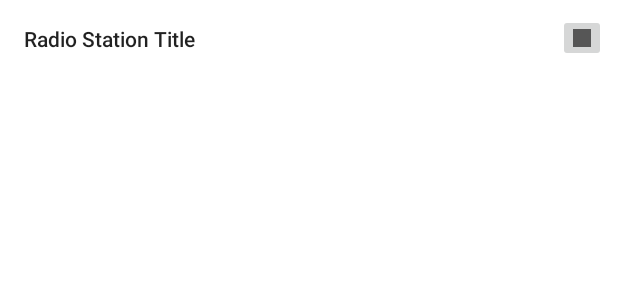
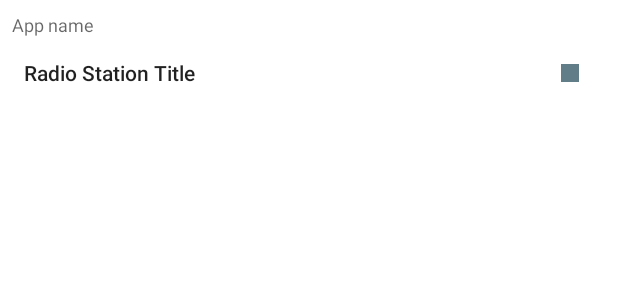
Before and after one commit to tinted-knight/RadioAlarm04, an Android app: the layout notification_player.xml on its own in the app's theme, with its tools: preview values and no code run, on a phone screen of 412 x 824 dp. Shown: the top 300 px of the screen. Run offline under Robolectric (Android 15) with nearby library versions, the phone set to English and light mode, and no system bars.

Commit message:
Notification
 - layout + theme
 - refactoring PlayerServiceFragment

```diff
--- a/app/src/main/java/com/noomit/radioalarm02/base/ContourFragment.kt
+++ b/app/src/main/java/com/noomit/radioalarm02/base/ContourFragment.kt
@@ -94,6 +94,7 @@ abstract class PlayerServiceFragment<L> : ContourFragment<L>() {
                 playerView.player = service.exoPlayerInstance
                 playerControlView.player = playerView.player
                 this@PlayerServiceFragment.service = service
+                service.setCaption(notificationCaption)
                 onServiceConnected()
             }
         }
@@ -103,11 +104,13 @@ abstract class PlayerServiceFragment<L> : ContourFragment<L>() {
 
     }
 
+    abstract val notificationCaption: String
+
     /**
      * Fires when [service] connects to this [PlayerServiceFragment]
      * Expected that here [service] should not be null
      */
-    abstract fun onServiceConnected()
+    open fun onServiceConnected() {}
 
     /**
      * Here [playerView] and [playerControlView] need to be initialized with
--- a/app/src/main/java/com/noomit/radioalarm02/ui/alarm_list/select_melody/SelectMelodyFragment.kt
+++ b/app/src/main/java/com/noomit/radioalarm02/ui/alarm_list/select_melody/SelectMelodyFragment.kt
@@ -6,6 +6,7 @@ import androidx.fragment.app.viewModels
 import androidx.navigation.fragment.findNavController
 import com.noomit.playerservice.MediaItem
 import com.noomit.radioalarm02.Application00
+import com.noomit.radioalarm02.R
 import com.noomit.radioalarm02.base.DatabaseViewModelFactory
 import com.noomit.radioalarm02.base.PlayerServiceFragment
 import com.noomit.radioalarm02.base.collect
@@ -27,7 +28,8 @@ class SelectMelodyFragment : PlayerServiceFragment<ISelectMelodyLayout>() {
     override val contour: ISelectMelodyLayout
         get() = view as ISelectMelodyLayout
 
-    override fun onServiceConnected() {}
+    override val notificationCaption: String
+        get() = getString(R.string.app_name)
 
     override fun initPlayerViews() {
         playerControlView = contour.playerControll
--- a/app/src/main/java/com/noomit/radioalarm02/ui/favorites/FavoritesFragment.kt
+++ b/app/src/main/java/com/noomit/radioalarm02/ui/favorites/FavoritesFragment.kt
@@ -4,6 +4,7 @@ import android.view.View
 import androidx.fragment.app.viewModels
 import com.noomit.playerservice.MediaItem
 import com.noomit.radioalarm02.Application00
+import com.noomit.radioalarm02.R
 import com.noomit.radioalarm02.base.DatabaseViewModelFactory
 import com.noomit.radioalarm02.base.PlayerServiceFragment
 import com.noomit.radioalarm02.base.collect
@@ -21,7 +22,8 @@ class FavoritesFragment : PlayerServiceFragment<IFavoritesLayout>() {
     override val contour: IFavoritesLayout
         get() = view as IFavoritesLayout
 
-    override fun onServiceConnected() {}
+    override val notificationCaption: String
+        get() = getString(R.string.app_name)
 
     override fun initPlayerViews() {
         playerControlView = contour.playerControll
--- a/app/src/main/java/com/noomit/radioalarm02/ui/radio_browser/stationlist/StationListFragment.kt
+++ b/app/src/main/java/com/noomit/radioalarm02/ui/radio_browser/stationlist/StationListFragment.kt
@@ -37,7 +37,8 @@ class StationListFragment : PlayerServiceFragment<IStationListLayout>() {
     override val contour: IStationListLayout
         get() = view as IStationListLayout
 
-    override fun onServiceConnected() {}
+    override val notificationCaption: String
+        get() = getString(R.string.app_name)
 
     override fun initPlayerViews() {
         val view = (view as IStationListLayout)
--- a/playerservice/src/main/res/layout/notification_player.xml
+++ b/playerservice/src/main/res/layout/notification_player.xml
@@ -3,8 +3,21 @@
     style="@style/LightTheme"
     android:layout_width="match_parent"
     android:layout_height="wrap_content"
-    android:orientation="horizontal"
+    android:orientation="vertical"
+    android:theme="@style/LightTheme"
     android:padding="8dp">
+
+    <TextView
+        android:id="@+id/tv_caption"
+        android:layout_width="match_parent"
+        android:layout_height="wrap_content"
+        android:text="App name"
+        android:textAppearance="@style/TextAppearance.AppCompat.Caption" />
+
+    <LinearLayout
+        android:layout_width="match_parent"
+        android:layout_height="match_parent"
+        android:orientation="horizontal">
 
         <TextView
             android:id="@+id/tv_title"
@@ -18,10 +31,13 @@
 
         <ImageButton
             android:id="@+id/btn_play_pause"
+            style="@style/LightTheme.ActionButton"
             android:layout_width="wrap_content"
             android:layout_height="wrap_content"
             android:layout_gravity="center"
             android:padding="4dp"
-        android:src="@drawable/ic_stop_24" />
+            android:src="@drawable/ic_stop_24"
+            android:tint="@color/clAccent" />
+    </LinearLayout>
 
 </LinearLayout>
```
Also changed, not shown: app/src/main/java/com/noomit/radioalarm02/ui/alarm_fire/AlarmFireFragment.kt (+8 -1 lines), playerservice/src/main/java/com/noomit/playerservice/PlayerService.kt (+10 -0 lines). Lines whose indentation alone changed are shown as unchanged.
